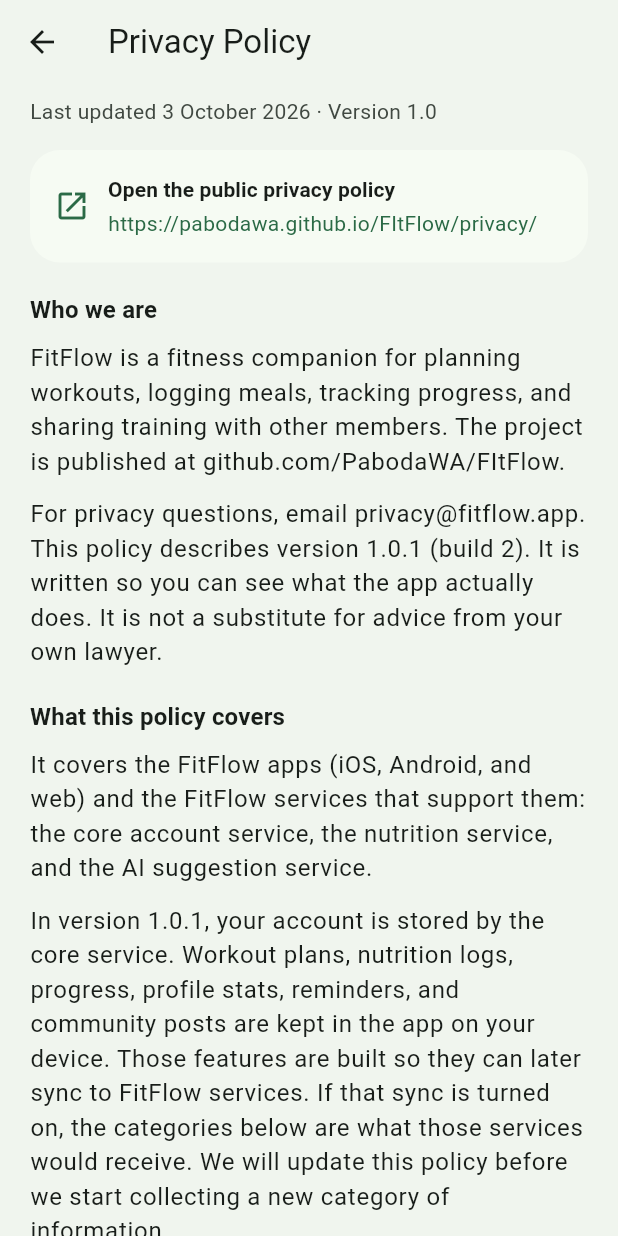
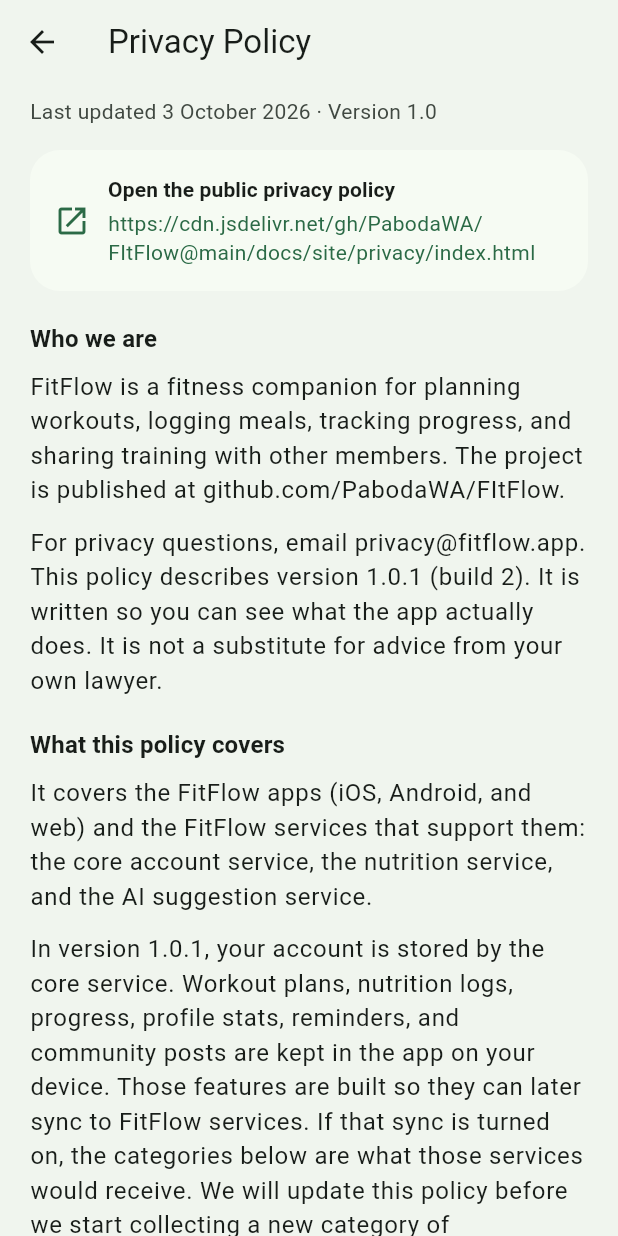
Before and after one commit to PabodaWA/FItFlow, a Flutter app: the LoginScreen screen opened directly, after a tap on "Sign In", after a tap on "Privacy Policy", on a phone screen of 412 x 824 dp. Run offline on Flutter 3.47's test engine with Material 3 defaults, Android fonts, the phone set to English and light mode, and no system bars; accounts and stored records are empty.

Commit message:
Point legal links at the live public pages.
The privacy policy and release notes are served from the repository so Settings and sign-up open a page that is already online.

Co-authored-by: Cursor <cursoragent@cursor.com>

```diff
--- a/frontend/lib/features/legal/legal.dart
+++ b/frontend/lib/features/legal/legal.dart
@@ -8,10 +8,11 @@ const fitFlowVersionLabel = '$fitFlowVersionName (build $fitFlowBuildNumber)';
 const fitFlowSupportEmail = 'privacy@fitflow.app';
 const fitFlowIssuesUrl = 'https://github.com/PabodaWA/FItFlow/issues';
 
-/// Canonical public pages. GitHub Pages serves `docs/site`.
-const fitFlowPrivacyPolicyUrl = 'https://pabodawa.github.io/FItFlow/privacy/';
+/// Public pages served from `docs/site` in this repository.
+const fitFlowPrivacyPolicyUrl =
+    'https://cdn.jsdelivr.net/gh/PabodaWA/FItFlow@main/docs/site/privacy/index.html';
 const fitFlowReleaseNotesUrl =
-    'https://pabodawa.github.io/FItFlow/release-notes/';
+    'https://cdn.jsdelivr.net/gh/PabodaWA/FItFlow@main/docs/site/release-notes/index.html';
 
 final fitFlowPrivacyPolicyUri = Uri.parse(fitFlowPrivacyPolicyUrl);
 final fitFlowReleaseNotesUri = Uri.parse(fitFlowReleaseNotesUrl);
```
Also changed, not shown: 6 other files.
